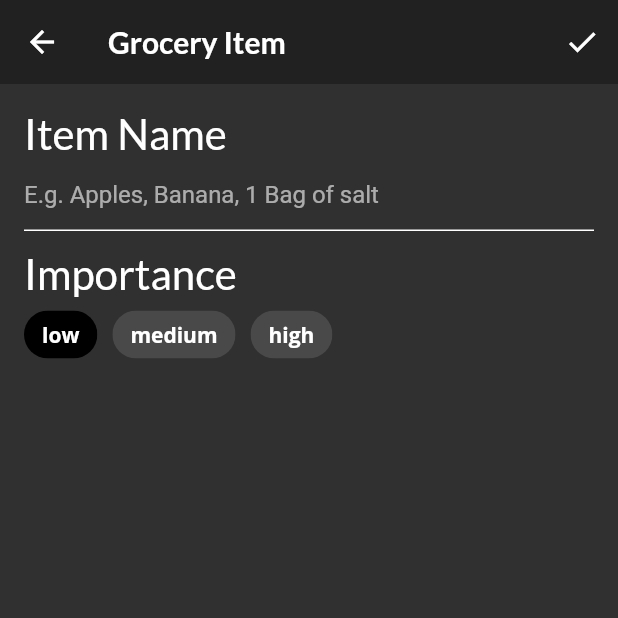
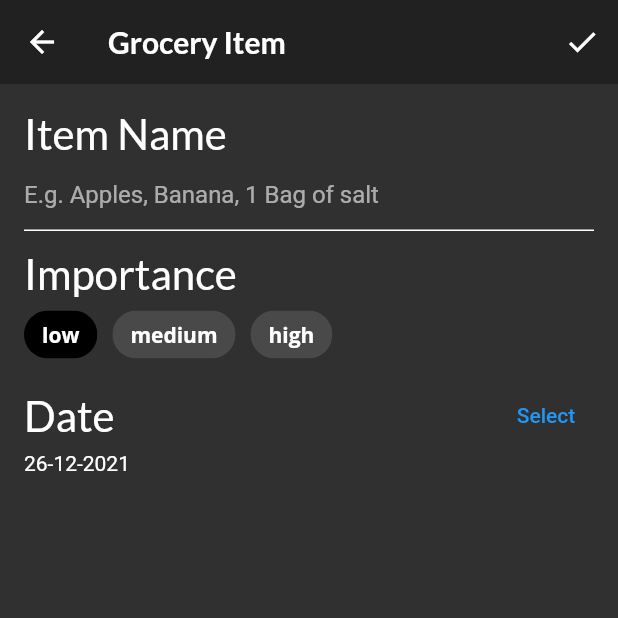
Before and after one commit to Kvaara/flutter_fooderlich_app, a Flutter app: the screen it shows after launch, item 3 of the bottom bar chosen, after a tap on the "add" icon, on a phone screen of 412 x 824 dp, the top half of it. Run offline on Flutter 3.47's test engine with Material 2 defaults, Android fonts, the phone set to English and light mode, and no system bars; our stand-ins replace google_fonts.

Commit message:
Added a buildDateField method, which returns a Column Widget with a Text and TextButton that shows the Material Design Date Picker when tapped. User can now select a date to do the shopping/deed.

```diff
--- a/lib/screens/grocery_item_screen.dart
+++ b/lib/screens/grocery_item_screen.dart
@@ -1,5 +1,6 @@
 import 'package:flutter/material.dart';
 import 'package:google_fonts/google_fonts.dart';
+import 'package:intl/intl.dart';
 import 'package:uuid/uuid.dart';
 
 import '../models/models.dart';
@@ -63,7 +64,6 @@ class _GroceryItemScreenState extends State<GroceryItemScreen> {
   @override
   Widget build(BuildContext context) {
     return Scaffold(
-      // 2
       appBar: AppBar(
         actions: [
           IconButton(
@@ -71,15 +71,12 @@ class _GroceryItemScreenState extends State<GroceryItemScreen> {
             onPressed: () {},
           )
         ],
-        // 3
         elevation: 0.0,
-        // 4
         title: Text(
           'Grocery Item',
           style: GoogleFonts.lato(fontWeight: FontWeight.w600),
         ),
       ),
-      // 5
       body: Container(
         padding: const EdgeInsets.all(16),
         child: ListView(
@@ -87,6 +84,8 @@ class _GroceryItemScreenState extends State<GroceryItemScreen> {
             buildNameField(),
             const SizedBox(height: 11.0),
             buildImportanceField(),
+            const SizedBox(height: 6.0),
+            buildDateField(context),
           ],
         ),
       ),
@@ -122,30 +121,23 @@ class _GroceryItemScreenState extends State<GroceryItemScreen> {
   }
 
   Widget buildImportanceField() {
-    // 1
     return Column(
       crossAxisAlignment: CrossAxisAlignment.start,
       children: [
-        // 2
         Text(
           'Importance',
           style: GoogleFonts.lato(fontSize: 28.0),
         ),
-        // 3
         Wrap(
           spacing: 10.0,
           children: [
-            // 4
             ChoiceChip(
-              // 5
               selectedColor: Colors.black,
-              // 6
               selected: _importance == Importance.low,
               label: const Text(
                 'low',
                 style: TextStyle(color: Colors.white),
               ),
-              // 7
               onSelected: (selected) {
                 setState(() => _importance = Importance.low);
               },
@@ -177,4 +169,42 @@ class _GroceryItemScreenState extends State<GroceryItemScreen> {
       ],
     );
   }
+
+  Widget buildDateField(BuildContext context) {
+    return Column(
+      crossAxisAlignment: CrossAxisAlignment.start,
+      children: [
+        Row(
+          mainAxisAlignment: MainAxisAlignment.spaceBetween,
+          children: [
+            Text(
+              'Date',
+              style: GoogleFonts.lato(fontSize: 28.0),
+            ),
+            TextButton(
+              child: const Text('Select'),
+              onPressed: () async {
+                final currentDate = DateTime.now();
+                final selectedDate = await showDatePicker(
+                  context: context,
+                  initialDate: currentDate,
+                  firstDate: currentDate,
+                  lastDate: DateTime(currentDate.year + 5),
+                );
+
+                setState(
+                  () {
+                    if (selectedDate != null) {
+                      _dueDate = selectedDate;
+                    }
+                  },
+                );
+              },
+            ),
+          ],
+        ),
+        Text(DateFormat('dd-MM-yyyy').format(_dueDate)),
+      ],
+    );
+  }
 }
```
